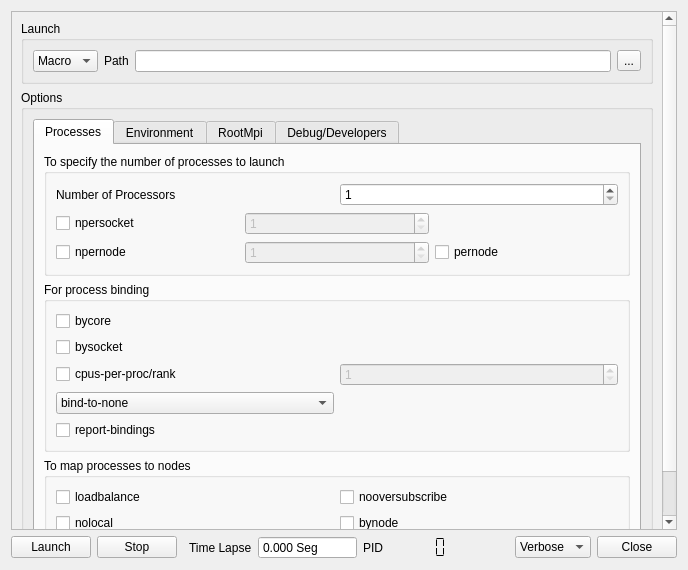
omazapa/RootParallelGui, file uis/RootParallelGui/RootParallelGuiMpiLauncher.ui: the form before one commit.
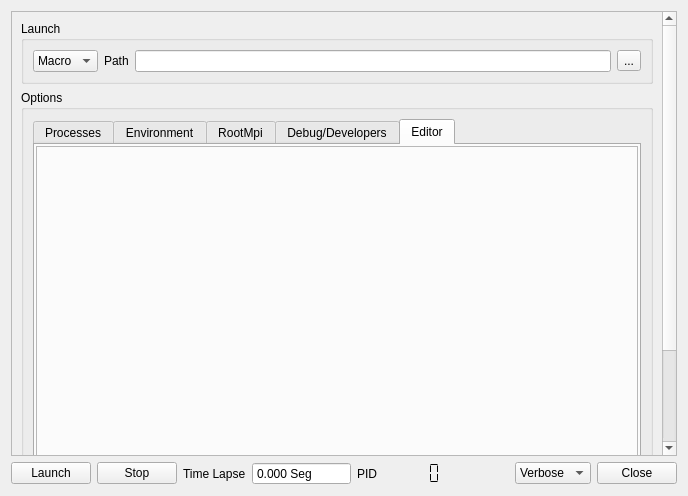
The form after the commit. The open tabs and pages were chosen to show the change. Icons and pictures are not drawn. Custom widgets are drawn as their Qt base class.

Commit message: added scintilla editor to edit macros to run

Diff of the .ui file:
```diff
--- a/uis/RootParallelGui/RootParallelGuiMpiLauncher.ui
+++ b/uis/RootParallelGui/RootParallelGuiMpiLauncher.ui
@@ -7,7 +7,7 @@
     <x>0</x>
     <y>0</y>
     <width>688</width>
-    <height>570</height>
+    <height>496</height>
    </rect>
   </property>
   <property name="windowTitle">
@@ -18,7 +18,27 @@
     <normaloff>:/RootParallelGui/rootmpi-exe.png</normaloff>:/RootParallelGui/rootmpi-exe.png</iconset>
   </property>
   <layout class="QGridLayout" name="gridLayout_3">
-   <item row="0" column="0" colspan="10">
+   <item row="1" column="8">
+    <widget class="QPushButton" name="ClosePushButton">
+     <property name="text">
+      <string>Close</string>
+     </property>
+    </widget>
+   </item>
+   <item row="1" column="5">
+    <widget class="QLCDNumber" name="PidLcdNumber">
+     <property name="frameShape">
+      <enum>QFrame::NoFrame</enum>
+     </property>
+     <property name="lineWidth">
+      <number>2</number>
+     </property>
+     <property name="segmentStyle">
+      <enum>QLCDNumber::Flat</enum>
+     </property>
+    </widget>
+   </item>
+   <item row="0" column="0" colspan="9">
     <widget class="QScrollArea" name="scrollArea">
      <property name="widgetResizable">
       <bool>true</bool>
@@ -27,12 +47,12 @@
       <property name="geometry">
        <rect>
         <x>0</x>
-        <y>-30</y>
+        <y>0</y>
         <width>650</width>
         <height>545</height>
        </rect>
       </property>
-      <layout class="QGridLayout" name="gridLayout">
+      <layout class="QGridLayout" name="gridLayout_2">
        <item row="0" column="0">
         <widget class="QGroupBox" name="groupBox">
          <property name="sizePolicy">
@@ -47,7 +67,21 @@
          <property name="checkable">
           <bool>false</bool>
          </property>
-         <layout class="QGridLayout" name="gridLayout_2">
+         <layout class="QGridLayout" name="gridLayout">
+          <item row="0" column="0">
+           <widget class="QComboBox" name="MacroBinaryComboBox">
+            <item>
+             <property name="text">
+              <string>Macro</string>
+             </property>
+            </item>
+            <item>
+             <property name="text">
+              <string>Binary</string>
+             </property>
+            </item>
+           </widget>
+          </item>
           <item row="0" column="1">
            <widget class="QLabel" name="label">
             <property name="text">
@@ -65,20 +99,6 @@
             </property>
            </widget>
           </item>
-          <item row="0" column="0">
-           <widget class="QComboBox" name="MacroBinaryComboBox">
-            <item>
-             <property name="text">
-              <string>Macro</string>
-             </property>
-            </item>
-            <item>
-             <property name="text">
-              <string>Binary</string>
-             </property>
-            </item>
-           </widget>
-          </item>
          </layout>
         </widget>
        </item>
@@ -926,6 +946,55 @@
               </item>
              </layout>
             </widget>
+            <widget class="QWidget" name="tabEditor">
+             <attribute name="title">
+              <string>Editor</string>
+             </attribute>
+             <layout class="QGridLayout" name="gridLayout_19">
+              <property name="margin">
+               <number>1</number>
+              </property>
+              <item row="1" column="1">
+               <widget class="QToolButton" name="SaveToolButton">
+                <property name="enabled">
+                 <bool>false</bool>
+                </property>
+                <property name="text">
+                 <string>Save</string>
+                </property>
+               </widget>
+              </item>
+              <item row="1" column="0">
+               <spacer name="horizontalSpacer_2">
+                <property name="orientation">
+                 <enum>Qt::Horizontal</enum>
+                </property>
+                <property name="sizeHint" stdset="0">
+                 <size>
+                  <width>40</width>
+                  <height>20</height>
+                 </size>
+                </property>
+               </spacer>
+              </item>
+              <item row="0" column="0" colspan="2">
+               <widget class="QsciScintilla" name="MacroTextEdit">
+                <property name="toolTip">
+                 <string/>
+                </property>
+                <property name="whatsThis">
+                 <string/>
+                </property>
+                <property name="frameShape">
+                 <enum>QFrame::StyledPanel</enum>
+                </property>
+                <property name="frameShadow">
+                 <enum>QFrame::Sunken</enum>
+                </property>
+               </widget>
+              </item>
+             </layout>
+            </widget>
            </widget>
           </item>
          </layout>
@@ -935,48 +1004,28 @@
      </widget>
     </widget>
    </item>
-   <item row="1" column="0">
-    <widget class="QPushButton" name="LaunchPushButton">
-     <property name="text">
-      <string>Launch</string>
-     </property>
-    </widget>
-   </item>
-   <item row="1" column="1">
-    <widget class="QPushButton" name="StopPushButton">
-     <property name="text">
-      <string>Stop</string>
-     </property>
-    </widget>
-   </item>
-   <item row="1" column="7">
-    <spacer name="horizontalSpacer">
-     <property name="orientation">
-      <enum>Qt::Horizontal</enum>
-     </property>
-     <property name="sizeHint" stdset="0">
-      <size>
-       <width>119</width>
-       <height>20</height>
-      </size>
-     </property>
-    </spacer>
-   </item>
-   <item row="1" column="9">
-    <widget class="QPushButton" name="ClosePushButton">
-     <property name="text">
-      <string>Close</string>
-     </property>
-    </widget>
-   </item>
-   <item row="1" column="3">
+   <item row="1" column="2">
     <widget class="QLabel" name="label_3">
      <property name="text">
       <string>Time Lapse</string>
      </property>
     </widget>
    </item>
-   <item row="1" column="4">
+   <item row="1" column="7">
+    <widget class="QComboBox" name="VerboseQuietComboBox">
+     <item>
+      <property name="text">
+       <string>Verbose</string>
+      </property>
+     </item>
+     <item>
+      <property name="text">
+       <string>Quiet</string>
+      </property>
+     </item>
+    </widget>
+   </item>
+   <item row="1" column="3">
     <widget class="QDoubleSpinBox" name="TimeDoubleSpinBox">
      <property name="readOnly">
       <bool>true</bool>
@@ -995,42 +1044,49 @@
      </property>
     </widget>
    </item>
-   <item row="1" column="5">
+   <item row="1" column="0">
+    <widget class="QPushButton" name="LaunchPushButton">
+     <property name="text">
+      <string>Launch</string>
+     </property>
+    </widget>
+   </item>
+   <item row="1" column="4">
     <widget class="QLabel" name="label_4">
      <property name="text">
       <string>PID</string>
      </property>
     </widget>
    </item>
+   <item row="1" column="1">
+    <widget class="QPushButton" name="StopPushButton">
+     <property name="text">
+      <string>Stop</string>
+     </property>
+    </widget>
+   </item>
    <item row="1" column="6">
-    <widget class="QLCDNumber" name="PidLcdNumber">
-     <property name="frameShape">
-      <enum>QFrame::NoFrame</enum>
+    <spacer name="horizontalSpacer">
+     <property name="orientation">
+      <enum>Qt::Horizontal</enum>
      </property>
-     <property name="lineWidth">
-      <number>2</number>
+     <property name="sizeHint" stdset="0">
+      <size>
+       <width>119</width>
+       <height>20</height>
+      </size>
      </property>
-     <property name="segmentStyle">
-      <enum>QLCDNumber::Flat</enum>
-     </property>
-    </widget>
-   </item>
-   <item row="1" column="8">
-    <widget class="QComboBox" name="VerboseQuietComboBox">
-     <item>
-      <property name="text">
-       <string>Verbose</string>
-      </property>
-     </item>
-     <item>
-      <property name="text">
-       <string>Quiet</string>
-      </property>
-     </item>
-    </widget>
+    </spacer>
    </item>
   </layout>
  </widget>
+ <customwidgets>
+  <customwidget>
+   <class>QsciScintilla</class>
+   <extends>QFrame</extends>
+   <header>Qsci/qsciscintilla.h</header>
+  </customwidget>
+ </customwidgets>
  <resources>
   <include location="../../resources/RootParallelGui.qrc"/>
  </resources>
```
The commit also changes 5 other files.
